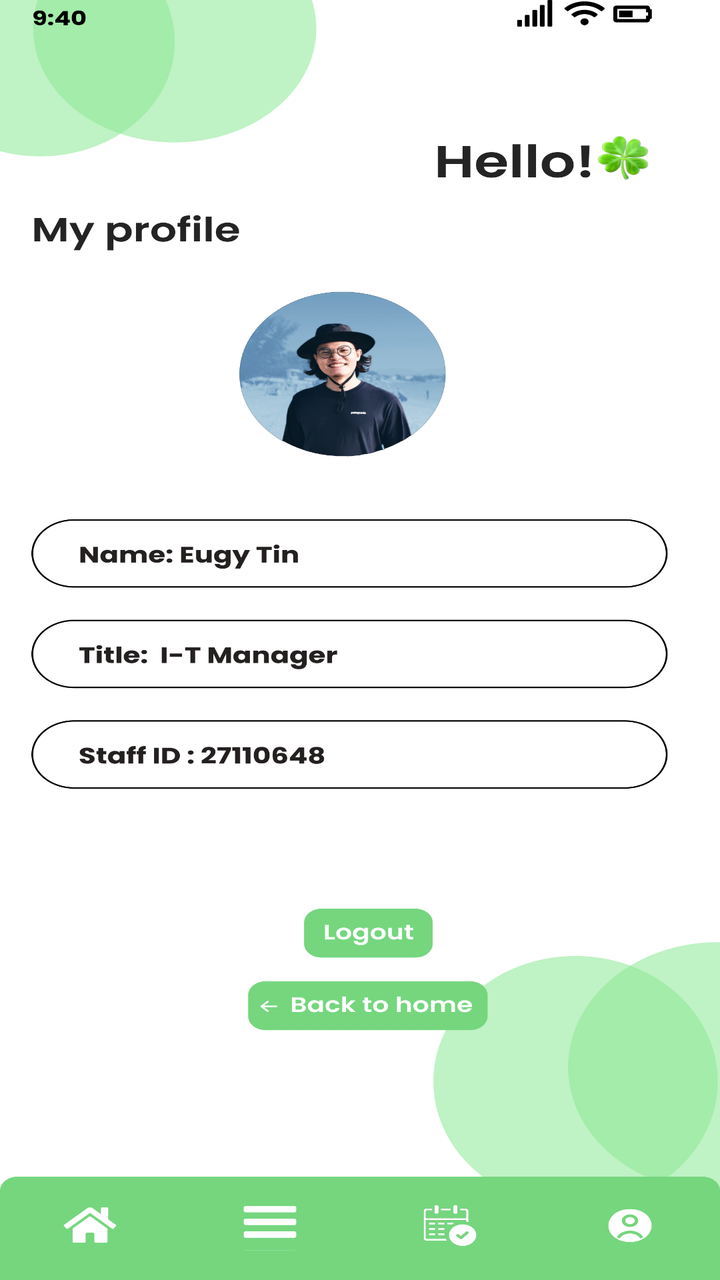
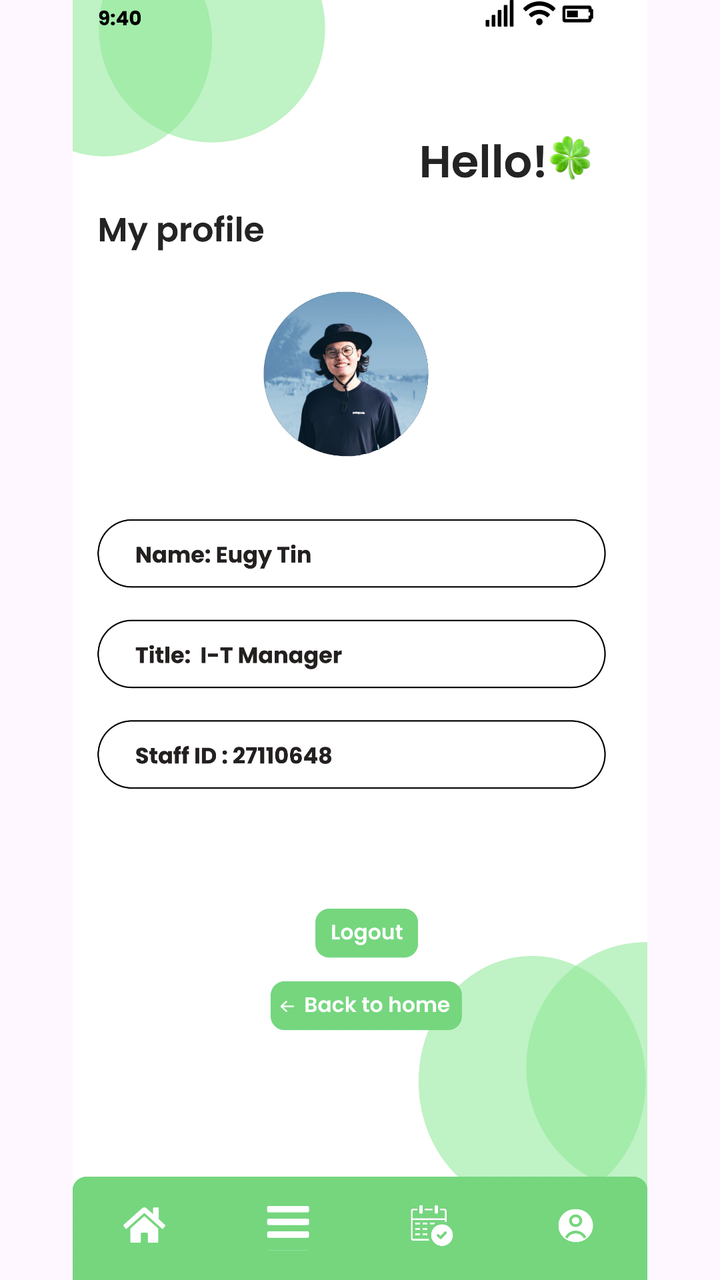

The first picture is an Android layout as it rendered before a commit; the second is the same layout after the commit. The layout source and the unified diff follow.
<!-- AndroidManifest.xml: application theme Theme.COMP2000HKSoftwareEngineeringAssessment -->
<!-- res/layout/activity_managermenumyprofile.xml -->
<?xml version="1.0" encoding="utf-8"?>
<androidx.constraintlayout.widget.ConstraintLayout xmlns:android="http://schemas.android.com/apk/res/android"
    xmlns:app="http://schemas.android.com/apk/res-auto"
    xmlns:tools="http://schemas.android.com/tools"
    android:id="@+id/main"
    android:layout_width="match_parent"
    android:layout_height="match_parent"
    tools:context=".managermenumyprofile">

    <ImageView
        android:id="@+id/iv_login_page"
        android:layout_width="match_parent"
        android:layout_height="match_parent"
        android:scaleType="fitXY"
        android:src="@drawable/managermenumyprofile"
        app:layout_constraintBottom_toBottomOf="parent"
        app:layout_constraintEnd_toEndOf="parent"
        app:layout_constraintStart_toStartOf="parent"
        app:layout_constraintTop_toTopOf="parent" />

    <ImageButton
        android:id="@+id/btn_managermenuhomebutton"
        android:layout_width="0dp"
        android:layout_height="0dp"
        android:background="@android:color/transparent"
        app:layout_constraintBottom_toBottomOf="parent"
        app:layout_constraintDimensionRatio="2:1"
        app:layout_constraintEnd_toEndOf="parent"
        app:layout_constraintHorizontal_bias="0.071"
        app:layout_constraintStart_toStartOf="parent"
        app:layout_constraintTop_toTopOf="parent"
        app:layout_constraintVertical_bias="0.97"
        app:layout_constraintWidth_percent="0.15 " />
    <ImageButton
        android:id="@+id/btn_managermenubutton"
        android:layout_width="0dp"
        android:layout_height="0dp"
        android:background="@android:color/transparent"
        app:layout_constraintBottom_toBottomOf="parent"
        app:layout_constraintDimensionRatio="2:1"
        app:layout_constraintEnd_toEndOf="parent"
        app:layout_constraintHorizontal_bias="0.369"
        app:layout_constraintStart_toStartOf="parent"
        app:layout_constraintTop_toTopOf="parent"
        app:layout_constraintVertical_bias="0.969"
        app:layout_constraintWidth_percent="0.15" />

    <ImageButton
        android:id="@+id/btn_managermybookingbutton"
        android:layout_width="0dp"
        android:layout_height="0dp"
        android:background="@android:color/transparent"
        app:layout_constraintBottom_toBottomOf="parent"
        app:layout_constraintDimensionRatio="2:1"
        app:layout_constraintEnd_toEndOf="parent"
        app:layout_constraintHorizontal_bias="0.644"
        app:layout_constraintStart_toStartOf="parent"
        app:layout_constraintTop_toTopOf="parent"
        app:layout_constraintVertical_bias="0.969"
        app:layout_constraintWidth_percent="0.15" />

    <ImageButton
        android:id="@+id/btn_managermyprofile"
        android:layout_width="0dp"
        android:layout_height="0dp"
        android:background="@android:color/transparent"
        app:layout_constraintBottom_toBottomOf="parent"
        app:layout_constraintDimensionRatio="2:1"
        app:layout_constraintEnd_toEndOf="parent"
        app:layout_constraintHorizontal_bias="0.957"
        app:layout_constraintStart_toStartOf="parent"
        app:layout_constraintTop_toTopOf="parent"
        app:layout_constraintVertical_bias="0.969"
        app:layout_constraintWidth_percent="0.15" />

    <ImageButton
        android:id="@+id/btn_select_datetime_select_logout"
        android:layout_width="0dp"
        android:layout_height="0dp"
        android:background="@android:color/transparent"
        app:layout_constraintBottom_toBottomOf="parent"
        app:layout_constraintDimensionRatio="2.5:1"
        app:layout_constraintEnd_toEndOf="parent"
        app:layout_constraintHorizontal_bias="0.5167"
        app:layout_constraintStart_toStartOf="parent"
        app:layout_constraintTop_toTopOf="parent"
        app:layout_constraintVertical_bias="0.736"
        app:layout_constraintWidth_percent="0.17 " />

    <ImageButton
        android:id="@+id/btn_select_datetime_select_back_to_home"
        android:layout_width="0dp"
        android:layout_height="0dp"
        android:background="@android:color/transparent"
        app:layout_constraintBottom_toBottomOf="parent"
        app:layout_constraintDimensionRatio="4:1"
        app:layout_constraintEnd_toEndOf="parent"
        app:layout_constraintStart_toStartOf="parent"
        app:layout_constraintHorizontal_bias="0.5166"
        app:layout_constraintTop_toTopOf="parent"
        app:layout_constraintVertical_bias="0.796"
        app:layout_constraintWidth_percent="0.33 " />

</androidx.constraintlayout.widget.ConstraintLayout>
<!-- resources referenced by this layout -->
<resources>
  <!-- drawable managermenumyprofile: png bitmap (drawable, 568796 bytes) -->
  <style name="Theme.COMP2000HKSoftwareEngineeringAssessment" parent="Base.Theme.COMP2000HKSoftwareEngineeringAssessment" />
  <style name="Base.Theme.COMP2000HKSoftwareEngineeringAssessment" parent="Theme.Material3.DayNight.NoActionBar">
          
          
      </style>
</resources>

<!-- the commit's change to res/layout/activity_managermenumyprofile.xml (unified diff, before → after) -->
@@ -11,7 +11,7 @@
         android:id="@+id/iv_login_page"
         android:layout_width="match_parent"
         android:layout_height="match_parent"
-        android:scaleType="fitXY"
+        android:scaleType="fitCenter"
         android:src="@drawable/managermenumyprofile"
         app:layout_constraintBottom_toBottomOf="parent"
         app:layout_constraintEnd_toEndOf="parent"
